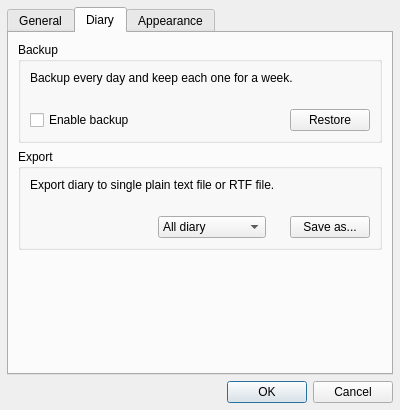
Before: the Qt Designer form ui/configdialog.ui in krrr/Hazama, drawn with Qt 5.
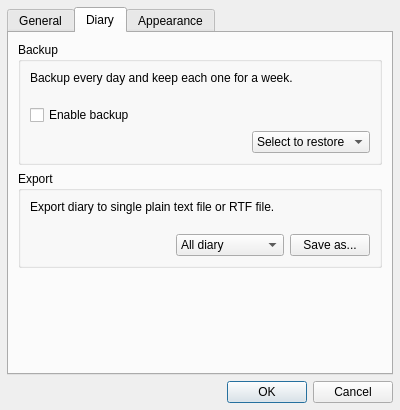
After: the same form once the commit is applied. The open tabs and pages were chosen to show the change.

```diff
--- a/ui/configdialog.ui
+++ b/ui/configdialog.ui
@@ -158,13 +158,11 @@
           <string>Backup</string>
          </property>
          <layout class="QVBoxLayout" name="verticalLayout_4">
-          <property name="spacing">
-           <number>24</number>
-          </property>
           <item>
            <widget class="QLabel" name="bkLabel">
             <property name="text">
-             <string>Backup every day and keep each one for a week.</string>
+             <string>Backup every day and keep each one for a week.
+</string>
             </property>
             <property name="alignment">
              <set>Qt::AlignLeading|Qt::AlignLeft|Qt::AlignTop</set>
@@ -172,8 +170,6 @@
            </widget>
           </item>
           <item>
-           <layout class="QHBoxLayout" name="horizontalLayout">
-            <item>
              <widget class="QCheckBox" name="bkCheck">
               <property name="sizePolicy">
                <sizepolicy hsizetype="Expanding" vsizetype="Fixed">
@@ -187,10 +183,33 @@
              </widget>
             </item>
             <item>
-             <widget class="QPushButton" name="rstBtn">
+           <layout class="QHBoxLayout" name="horizontalLayout">
+            <item>
+             <spacer name="horizontalSpacer_3">
+              <property name="orientation">
+               <enum>Qt::Horizontal</enum>
+              </property>
+              <property name="sizeHint" stdset="0">
+               <size>
+                <width>40</width>
+                <height>20</height>
+               </size>
+              </property>
+             </spacer>
+            </item>
+            <item>
+             <widget class="QComboBox" name="rstCombo">
+              <property name="sizePolicy">
+               <sizepolicy hsizetype="Maximum" vsizetype="Fixed">
+                <horstretch>0</horstretch>
+                <verstretch>0</verstretch>
+               </sizepolicy>
+              </property>
+              <item>
               <property name="text">
-               <string>Restore</string>
-              </property>
+                <string>Select to restore</string>
+               </property>
+              </item>
              </widget>
             </item>
            </layout>
@@ -207,13 +226,11 @@
           <bool>false</bool>
          </property>
          <layout class="QVBoxLayout" name="verticalLayout_5">
-          <property name="spacing">
-           <number>24</number>
-          </property>
           <item>
            <widget class="QLabel" name="exportLabel">
             <property name="text">
-             <string>Export diary to single plain text file or RTF file.</string>
+             <string>Export diary to single plain text file or RTF file.
+</string>
             </property>
             <property name="alignment">
              <set>Qt::AlignLeading|Qt::AlignLeft|Qt::AlignTop</set>
```
Left out of the diff: 2 changed lines with no effect on the pictures. Lines whose indentation alone changed are shown as unchanged.
